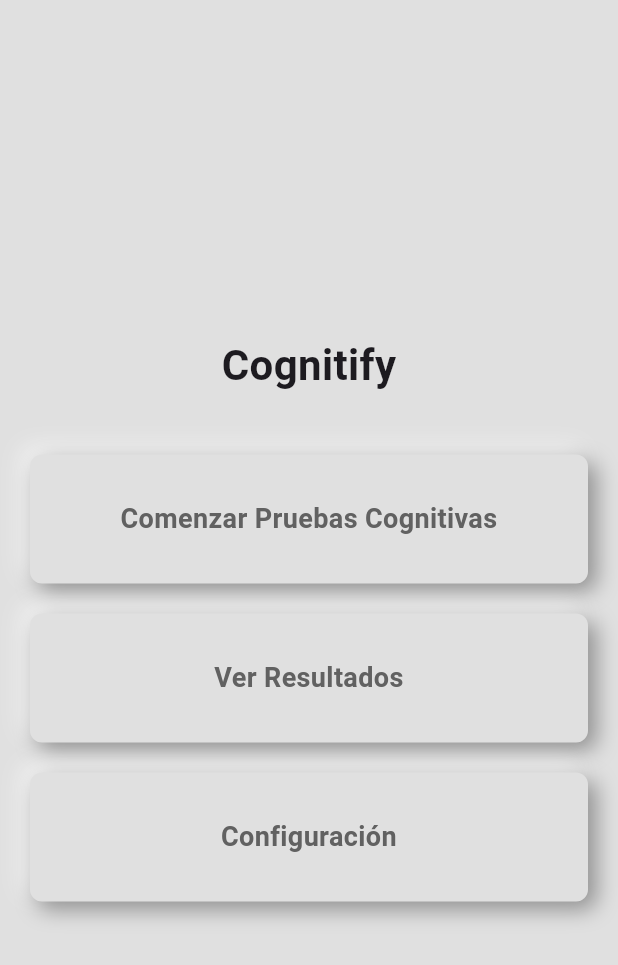
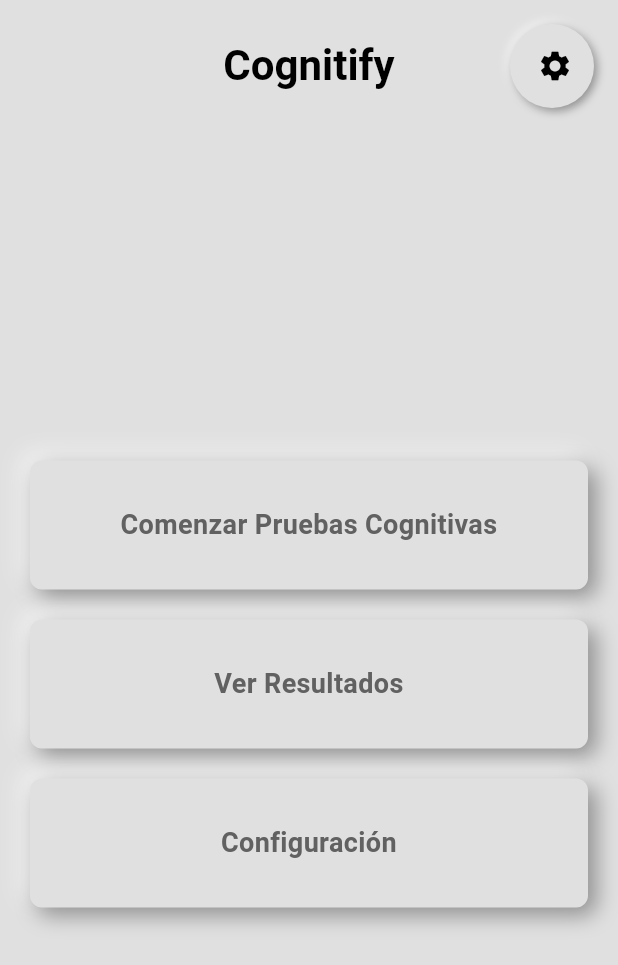
Before and after one commit to jojoji54/Cognitify, a Flutter app: the screen it shows after launch, on a phone screen of 412 x 824 dp. Shown: the top 965 px of the screen. Run offline on Flutter 3.47's test engine with Material 3 defaults, Android fonts, the phone set to English and light mode, and no system bars; our stand-ins replace flutter_neumorphic_plus, hive, hive_flutter; accounts and stored records are empty.

Commit message:
creando el home 3

```diff
--- a/lib/screens/home_screen.dart
+++ b/lib/screens/home_screen.dart
@@ -6,6 +6,28 @@ class HomeScreen extends StatelessWidget {
   @override
   Widget build(BuildContext context) {
     return Scaffold(
+      appBar: NeumorphicAppBar(
+        title: const Text(
+          "Cognitify",
+          style: TextStyle(
+            fontSize: 28,
+            fontWeight: FontWeight.bold,
+            color: Colors.black,
+          ),
+        ),
+        centerTitle: true,
+        actions: [
+          NeumorphicButton(
+            onPressed: () {},
+            style: const NeumorphicStyle(
+              shape: NeumorphicShape.flat,
+              boxShape: NeumorphicBoxShape.circle(),
+              depth: 4,
+            ),
+            child: const Icon(Icons.settings, size: 24),
+          ),
+        ],
+      ),
       backgroundColor: NeumorphicTheme.baseColor(context),
       body: Padding(
         padding: const EdgeInsets.all(20.0),
@@ -13,23 +35,14 @@ class HomeScreen extends StatelessWidget {
           mainAxisAlignment: MainAxisAlignment.center,
           crossAxisAlignment: CrossAxisAlignment.stretch,
           children: [
-            const Align(
-              alignment: Alignment.topCenter,
-              child: Text(
-                "Cognitify",
-                style: TextStyle(fontSize: 28, fontWeight: FontWeight.bold),
-                textAlign: TextAlign.center,
-              ),
-            ),
-            const SizedBox(height: 40),
+
             NeumorphicButton(
               onPressed: () {},
               style: NeumorphicStyle(
                 shape: NeumorphicShape.flat,
-                boxShape:
-                    NeumorphicBoxShape.roundRect(BorderRadius.circular(8)),
+                boxShape: NeumorphicBoxShape.roundRect(BorderRadius.circular(8)),
               ),
-              child:  Padding(
+              child: Padding(
                 padding: const EdgeInsets.symmetric(vertical: 20),
                 child: Text(
                   "Comenzar Pruebas Cognitivas",
@@ -46,10 +59,9 @@ class HomeScreen extends StatelessWidget {
               onPressed: () {},
               style: NeumorphicStyle(
                 shape: NeumorphicShape.flat,
-                boxShape:
-                    NeumorphicBoxShape.roundRect(BorderRadius.circular(8)),
+                boxShape: NeumorphicBoxShape.roundRect(BorderRadius.circular(8)),
               ),
-              child:  Padding(
+              child: Padding(
                 padding: const EdgeInsets.symmetric(vertical: 20),
                 child: Text(
                   "Ver Resultados",
@@ -66,8 +78,7 @@ class HomeScreen extends StatelessWidget {
               onPressed: () {},
               style: NeumorphicStyle(
                 shape: NeumorphicShape.flat,
-                boxShape:
-                    NeumorphicBoxShape.roundRect(BorderRadius.circular(8)),
+                boxShape: NeumorphicBoxShape.roundRect(BorderRadius.circular(8)),
               ),
               child: Padding(
                 padding: const EdgeInsets.symmetric(vertical: 20),
```
